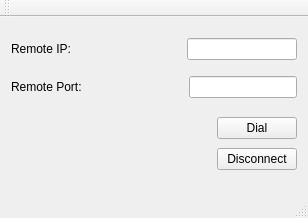
Old version of the form mainwindow.ui in the repository gfreezy/armphone.
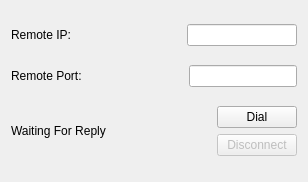
New version of the form.

Commit message: basic code for gui(client side)

```diff
--- a/mainwindow.ui
+++ b/mainwindow.ui
@@ -7,7 +7,7 @@
     <x>0</x>
     <y>0</y>
     <width>308</width>
-    <height>218</height>
+    <height>182</height>
    </rect>
   </property>
   <property name="windowTitle">
@@ -15,7 +15,7 @@
   </property>
   <widget class="QWidget" name="centralWidget">
    <layout class="QGridLayout" name="gridLayout">
-    <item row="0" column="0" colspan="2">
+    <item row="0" column="0" colspan="3">
      <layout class="QHBoxLayout" name="horizontalLayout">
       <item>
        <widget class="QLabel" name="label">
@@ -42,7 +42,7 @@
       </item>
      </layout>
     </item>
-    <item row="1" column="0" colspan="2">
+    <item row="1" column="0" colspan="3">
      <layout class="QHBoxLayout" name="horizontalLayout_2">
       <item>
        <widget class="QLabel" name="label_2">
@@ -70,19 +70,26 @@
      </layout>
     </item>
     <item row="2" column="0">
+     <widget class="QLabel" name="status">
+      <property name="text">
+       <string>Waiting For Reply</string>
+      </property>
+     </widget>
+    </item>
+    <item row="2" column="1">
      <spacer name="horizontalSpacer_3">
       <property name="orientation">
        <enum>Qt::Horizontal</enum>
       </property>
       <property name="sizeHint" stdset="0">
        <size>
-        <width>183</width>
-        <height>59</height>
+        <width>51</width>
+        <height>20</height>
        </size>
       </property>
      </spacer>
     </item>
-    <item row="2" column="1">
+    <item row="2" column="2">
      <layout class="QVBoxLayout" name="verticalLayout">
       <item>
        <widget class="QPushButton" name="pushButton">
@@ -92,7 +99,10 @@
        </widget>
       </item>
       <item>
-       <widget class="QPushButton" name="pushButton_2">
+       <widget class="QPushButton" name="btn_disconnect">
+        <property name="enabled">
+         <bool>false</bool>
+        </property>
         <property name="text">
          <string>Disconnect</string>
         </property>
@@ -112,15 +122,6 @@
     </rect>
    </property>
   </widget>
-  <widget class="QToolBar" name="mainToolBar">
-   <attribute name="toolBarArea">
-    <enum>TopToolBarArea</enum>
-   </attribute>
-   <attribute name="toolBarBreak">
-    <bool>false</bool>
-   </attribute>
-  </widget>
-  <widget class="QStatusBar" name="statusBar"/>
  </widget>
  <layoutdefault spacing="6" margin="11"/>
  <resources/>
```
Left out of the diff: 8 changed lines with no effect on the pictures. The commit also changes 2 other files.
